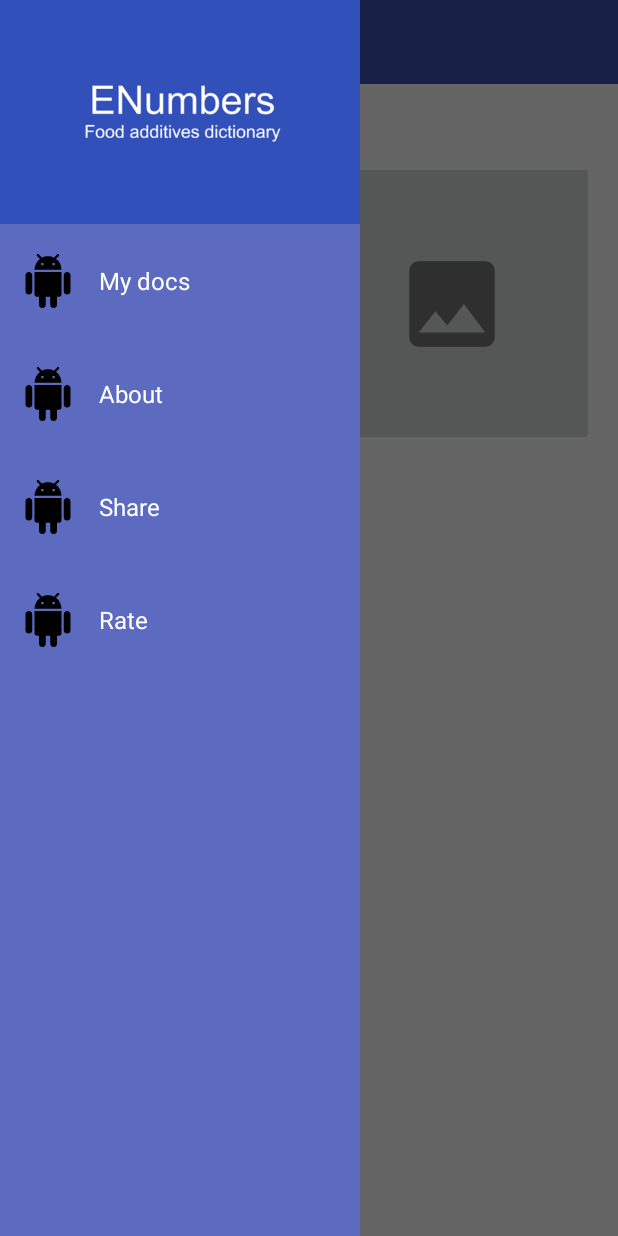
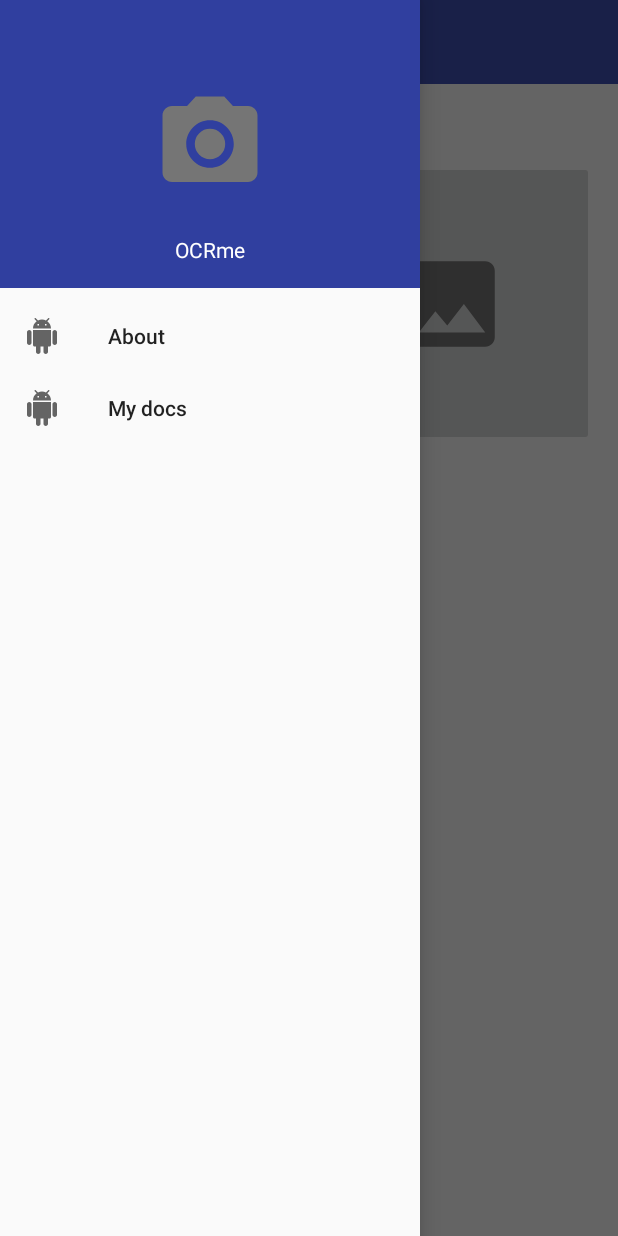
Before and after one commit to chongzi/OCRme, an Android app: the screen it shows after launch (MainActivity), with the side drawer open, on a phone screen of 412 x 824 dp. Run offline under Robolectric (Android 15) with nearby library versions, the phone set to English and light mode, and no system bars.

Commit message:
menu optimized

```diff
--- a/app/build.gradle
+++ b/app/build.gradle
@@ -38,4 +38,5 @@ dependencies {
 
     compile 'com.android.support:appcompat-v7:25.1.0'
     compile 'com.squareup.picasso:picasso:2.5.2'
+    compile "com.android.support:design:25.1.0"
 }
--- a/app/src/main/java/com/ashomok/imagetotext/MainActivity.java
+++ b/app/src/main/java/com/ashomok/imagetotext/MainActivity.java
@@ -5,7 +5,6 @@ import android.app.Activity;
 import android.content.Context;
 import android.content.Intent;
 import android.content.SharedPreferences;
-import android.content.res.Configuration;
 import android.graphics.Paint;
 import android.net.ConnectivityManager;
 import android.net.Uri;
@@ -15,27 +14,22 @@ import android.os.Environment;
 import android.preference.PreferenceManager;
 import android.provider.MediaStore;
 import android.support.annotation.NonNull;
-import android.support.annotation.VisibleForTesting;
+import android.support.design.widget.NavigationView;
 import android.support.v4.content.FileProvider;
+import android.support.v4.view.GravityCompat;
 import android.support.v4.widget.DrawerLayout;
-import android.support.v7.app.ActionBarDrawerToggle;
+import android.support.v7.app.ActionBar;
 import android.support.v7.app.AppCompatActivity;
 import android.support.v7.widget.Toolbar;
 import android.util.Log;
+import android.view.MenuItem;
 import android.view.View;
-import android.widget.AdapterView;
 import android.widget.ImageButton;
 import android.widget.LinearLayout;
-import android.widget.ListView;
-import android.widget.RelativeLayout;
 import android.widget.TextView;
 import android.widget.Toast;
 
 import com.ashomok.imagetotext.language.LanguageActivity;
-import com.ashomok.imagetotext.menu.ItemClickListener;
-import com.ashomok.imagetotext.menu.Menu;
-import com.ashomok.imagetotext.menu.Row;
-import com.ashomok.imagetotext.menu.RowsAdapter;
 import com.ashomok.imagetotext.ocr_task.OCRAnimationActivity;
 import com.ashomok.imagetotext.ocr_task.RecognizeImageAsyncTask;
 import com.ashomok.imagetotext.ocr_task.RecognizeImageAsyncTaskRESTClient;
@@ -45,7 +39,6 @@ import java.io.IOException;
 import java.util.ArrayList;
 import java.util.HashSet;
 import java.util.LinkedHashSet;
-import java.util.List;
 import java.util.Set;
 import java.util.TreeSet;
 
@@ -58,9 +51,7 @@ public class MainActivity extends AppCompatActivity {
     public static final int CAMERA_PERMISSIONS_REQUEST = 4;
 
     public static final String IMAGE_PATH_EXTRA = "image";
-    private ActionBarDrawerToggle toggle;
     private DrawerLayout mDrawerLayout;
-    private ListView mDrawerList;
 
     private String img_path;
     public static final String CHECKED_LANGUAGES = "checked_languages";
@@ -74,7 +65,9 @@ public class MainActivity extends AppCompatActivity {
         super.onCreate(savedInstanceState);
         setContentView(R.layout.activity_main);
 
-        initLeftMenu();
+        setUpToolbar();
+
+        setUpNavigationDrawer();
 
         initImageSourceBtns();
 
@@ -226,39 +219,57 @@ public class MainActivity extends AppCompatActivity {
         });
     }
 
-    private void initLeftMenu() {
+    private void setUpToolbar() {
         Toolbar toolbar = (Toolbar) findViewById(R.id.toolbar);
         setSupportActionBar(toolbar);
+        ActionBar actionBar = getSupportActionBar();
+        if (actionBar != null) {
+            actionBar.setHomeAsUpIndicator(R.drawable.ic_menu);
+            actionBar.setDisplayHomeAsUpEnabled(true);
+        }
+    }
 
-        try {
-            mDrawerLayout = (DrawerLayout) findViewById(R.id.drawer_layout);
-            toggle = new ActionBarDrawerToggle(
-                    this,
-                    mDrawerLayout,
-                    toolbar,
-                    R.string.navigation_drawer_open,
-                    R.string.navigation_drawer_close) {
-            };
+    private void setUpNavigationDrawer()
+    {
+        // Set up the navigation drawer.
+        NavigationView navigationView = (NavigationView) findViewById(R.id.nav_view);
+        if (navigationView != null) {
+            setupDrawerContent(navigationView);
+        }
+    }
 
-            toggle.setDrawerIndicatorEnabled(true);
+    @Override
+    public boolean onOptionsItemSelected(MenuItem item) {
+        switch (item.getItemId()) {
+            case android.R.id.home:
+                // Open the navigation drawer when the home icon is selected from the toolbar.
+                mDrawerLayout.openDrawer(GravityCompat.START);
+                return true;
+        }
+        return super.onOptionsItemSelected(item);
+    }
 
-            if (getSupportActionBar() != null) {
-                getSupportActionBar().setHomeButtonEnabled(true);
-            }
-
-            // Set the drawer toggle as the DrawerListener
-            mDrawerLayout.setDrawerListener(toggle);
-
-            mDrawerList = (ListView) findViewById(R.id.lv_navigation_drawer);
-
-            List<Row> menuItems = Menu.getRows();
-
-            mDrawerList.setAdapter(new RowsAdapter(this, menuItems));
-
-            mDrawerList.setOnItemClickListener(new DrawerItemClickListener(this));
-        } catch (Exception e) {
-            Toast.makeText(getApplicationContext(), e.getMessage(), Toast.LENGTH_LONG).show();
-        }
+    private void setupDrawerContent(NavigationView navigationView) {
+        navigationView.setNavigationItemSelectedListener(
+                new NavigationView.OnNavigationItemSelectedListener() {
+                    @Override
+                    public boolean onNavigationItemSelected(MenuItem menuItem) {
+                        switch (menuItem.getItemId()) {
+                            case R.id.list_navigation_menu_item:
+                                // Do nothing, we're already on that screen
+                                break;
+                            case R.id.statistics_navigation_menu_item:
+                                // TODO: 1/14/17
+                                break;
+                            default:
+                                break;
+                        }
+                        // Close the navigation drawer when an item is selected.
+                        menuItem.setChecked(true);
+                        mDrawerLayout.closeDrawers();
+                        return true;
+                    }
+                });
     }
 
     @Override
@@ -275,45 +286,12 @@ public class MainActivity extends AppCompatActivity {
     }
 
     @Override
-    protected void onPostCreate(Bundle savedInstanceState) {
-        super.onPostCreate(savedInstanceState);
-        // Sync the toggle state after onRestoreInstanceState has occurred.
-        toggle.syncState();
-    }
-
-    @Override
-    public void onConfigurationChanged(Configuration newConfig) {
-        super.onConfigurationChanged(newConfig);
-        toggle.onConfigurationChanged(newConfig);
-    }
-
-    @Override
     public void setTitle(CharSequence title) {
         if (getSupportActionBar() != null) {
             getSupportActionBar().setTitle(title);
         }
     }
 
-    private class DrawerItemClickListener implements ListView.OnItemClickListener {
-
-        private ItemClickListener itemClickListener;
-
-
-        DrawerItemClickListener(Context context) {
-            itemClickListener = new ItemClickListener(context);
-        }
-
-        @Override
-        public void onItemClick(AdapterView parent, View view, int position, long id) {
-
-            itemClickListener.onRowClicked(position);
-
-            // Highlight the selected item, update the title, and close the drawer
-            mDrawerList.setItemChecked(position, true);
-            RelativeLayout layout = (RelativeLayout) findViewById(R.id.menu);
-            mDrawerLayout.closeDrawer(layout);
-        }
-    }
 
     @Override
     public void onRequestPermissionsResult(
@@ -424,8 +402,7 @@ public class MainActivity extends AppCompatActivity {
     }
 
 
-    @VisibleForTesting
-    protected Set<String> obtainSavedLanguages() {
+    private Set<String> obtainSavedLanguages() {
 
         SharedPreferences sharedPref = PreferenceManager.getDefaultSharedPreferences(this);
         Set<String> auto = new HashSet<String>() {{
@@ -435,8 +412,7 @@ public class MainActivity extends AppCompatActivity {
         return checkedLanguagesNames;
     }
 
-    @VisibleForTesting
-    protected void saveLanguages(LinkedHashSet<String> data) {
+   private void saveLanguages(LinkedHashSet<String> data) {
         SharedPreferences preferences = PreferenceManager.getDefaultSharedPreferences(this);
         SharedPreferences.Editor editor = preferences.edit();
         LinkedHashSet<String> checkedLanguages = new LinkedHashSet<>();
--- a/app/src/main/java/com/ashomok/imagetotext/menu/ItemClickListener.java
+++ /dev/null
@@ -1,42 +0,0 @@
-package com.ashomok.imagetotext.menu;
-
-import android.content.ActivityNotFoundException;
-import android.content.Context;
-import android.content.Intent;
-import android.content.res.Resources;
-import android.net.Uri;
-import android.text.Html;
-import android.text.Spanned;
-import android.widget.Toast;
-
-import com.ashomok.imagetotext.R;
-
-
-/**
- * Created by iuliia on 8/8/16.
- */
-public class ItemClickListener {
-    private final Context context;
-
-
-    public ItemClickListener(Context context) {
-        this.context = context;
-    }
-
-    public void onRowClicked(int position) {
-        switch (position) {
-            case 0:
-                //Categories
-//                context.startActivity(
-//                        new Intent(context, CategoriesListActivity.class));
-                break;
-            case 1:
-                //Search by name
-//                context.startActivity(
-//                        new Intent(context, SearchByNamesActivity.class));
-                break;
-            default:
-                break;
-        }
-    }
-}
--- a/app/src/main/java/com/ashomok/imagetotext/menu/Menu.java
+++ /dev/null
@@ -1,23 +0,0 @@
-package com.ashomok.imagetotext.menu;
-
-
-import com.ashomok.imagetotext.R;
-
-import java.util.ArrayList;
-import java.util.List;
-
-/**
- * Created by iuliia on 8/8/16.
- */
-public class Menu {
-
-    public static List<Row> getRows()
-   {
-       List<Row> menuItems = new ArrayList<>();
-       menuItems.add(new Row(R.drawable.ic_android_black_24dp, R.string.my_docs));
-       menuItems.add(new Row(R.drawable.ic_android_black_24dp, R.string.about));
-       menuItems.add(new Row(R.drawable.ic_android_black_24dp, R.string.share));
-       menuItems.add(new Row(R.drawable.ic_android_black_24dp, R.string.rate));
-       return menuItems;
-   }
-}
--- a/app/src/main/java/com/ashomok/imagetotext/menu/Row.java
+++ /dev/null
@@ -1,22 +0,0 @@
-package com.ashomok.imagetotext.menu;
-
-/**
- * Created by iuliia on 8/8/16.
- */
-public class Row {
-    private int icon;
-    private int text;
-
-    int getIconResourceID() {
-        return icon;
-    }
-
-    int getTextResourceID() {
-        return text;
-    }
-
-    public Row(int icon, int text) {
-        this.icon = icon;
-        this.text = text;
-    }
-}
--- a/app/src/main/java/com/ashomok/imagetotext/menu/RowsAdapter.java
+++ /dev/null
@@ -1,53 +0,0 @@
-package com.ashomok.imagetotext.menu;
-
-import android.content.Context;
-import android.graphics.drawable.Drawable;
-import android.os.Build;
-import android.view.LayoutInflater;
-import android.view.View;
-import android.view.ViewGroup;
-import android.widget.ArrayAdapter;
-import android.widget.ImageView;
-import android.widget.TextView;
-
-import com.ashomok.imagetotext.R;
-
-import java.util.List;
-
-/**
- * Created by iuliia on 8/8/16.
- */
-public class RowsAdapter extends ArrayAdapter<Row> {
-
-
-
-    public RowsAdapter(Context context, List<Row> objects) {
-        super(context, 0, objects);
-    }
-
-    @Override
-    public View getView(int position, View convertView, ViewGroup parent) {
-        // Get the data item for this position
-        Row row = getItem(position);
-        // Check if an existing view is being reused, otherwise inflate the view
-        if (convertView == null) {
-            convertView = LayoutInflater.from(getContext()).inflate(R.layout.menu_row, parent, false);
-        }
-        // Lookup view for data population
-        TextView text = (TextView) convertView.findViewById(R.id.text);
-        ImageView image = (ImageView) convertView.findViewById(R.id.image);
-        // Populate the data into the template view using the data object
-        text.setText(getContext().getResources().getString(row.getTextResourceID()));
-        image.setImageDrawable(getDrawable(row.getIconResourceID()));
-        // Return the completed view to render on screen
-        return convertView;
-    }
-
-    private Drawable getDrawable(int id) {
-        if (Build.VERSION.SDK_INT >= Build.VERSION_CODES.LOLLIPOP) {
-            return getContext().getResources().getDrawable(id, getContext().getTheme());
-        } else {
-            return getContext().getResources().getDrawable(id);
-        }
-    }
-}
--- /dev/null
+++ b/app/src/main/res/drawable/ic_menu.xml
@@ -0,0 +1,9 @@
+<vector xmlns:android="http://schemas.android.com/apk/res/android"
+    android:width="24dp"
+    android:height="24dp"
+    android:viewportWidth="24.0"
+    android:viewportHeight="24.0">
+    <path
+        android:fillColor="#FFFFFFFF"
+        android:pathData="M3,18h18v-2H3v2zm0,-5h18v-2H3v2zm0,-7v2h18V6H3z" />
+</vector>
--- a/app/src/main/res/layout/activity_main.xml
+++ b/app/src/main/res/layout/activity_main.xml
@@ -1,15 +1,18 @@
 <?xml version="1.0" encoding="utf-8"?>
 <android.support.v4.widget.DrawerLayout xmlns:android="http://schemas.android.com/apk/res/android"
     xmlns:tools="http://schemas.android.com/tools"
+    xmlns:app="http://schemas.android.com/apk/res-auto"
     android:id="@+id/drawer_layout"
     android:layout_width="match_parent"
     android:layout_height="match_parent"
-    tools:context=".MainActivity">
+    tools:context=".MainActivity"
+    tools:openDrawer="start">
 
     <RelativeLayout
         android:layout_width="match_parent"
         android:layout_height="match_parent">
 
+        <!--read more about AppBarLayout and may be add it here-->
         <include
             android:id="@+id/toolbar"
             layout="@layout/toolbar"
@@ -74,29 +77,40 @@
         </RelativeLayout>
     </RelativeLayout>
 
-    <RelativeLayout
-        android:id="@+id/menu"
-        android:layout_width="240dp"
+    <!-- Navigation Drawer -->
+    <android.support.design.widget.NavigationView
+        android:id="@+id/nav_view"
+        android:layout_width="wrap_content"
         android:layout_height="match_parent"
-        android:layout_gravity="start">
+        android:layout_gravity="start"
+        android:fitsSystemWindows="true"
+        app:headerLayout="@layout/nav_header"
+        app:menu="@menu/drawer_actions" />
 
-        <ImageView
-            android:id="@+id/image_menu"
-            android:layout_width="260dp"
-            android:layout_height="150dp"
-            android:layout_gravity="start"
-            android:src="@drawable/menu_header" />
-        <!--a ListView for the navigation drawer-->
-        <ListView
-            android:id="@+id/lv_navigation_drawer"
-            android:layout_width="240dp"
-            android:layout_height="match_parent"
-            android:layout_alignParentBottom="true"
-            android:layout_gravity="start"
-            android:layout_marginTop="149dp"
-            android:background="@color/light_blue"
-            android:choiceMode="singleChoice"
-            android:divider="@android:color/transparent"
-            android:dividerHeight="0dp" />
-    </RelativeLayout>
+
+    <!--<RelativeLayout-->
+        <!--android:id="@+id/menu"-->
+        <!--android:layout_width="240dp"-->
+        <!--android:layout_height="match_parent"-->
+        <!--android:layout_gravity="start">-->
+
+        <!--<ImageView-->
+            <!--android:id="@+id/image_menu"-->
+            <!--android:layout_width="260dp"-->
+            <!--android:layout_height="150dp"-->
+            <!--android:layout_gravity="start"-->
+            <!--android:src="@drawable/menu_header" />-->
+        <!--&lt;!&ndash;a ListView for the navigation drawer&ndash;&gt;-->
+        <!--<ListView-->
+            <!--android:id="@+id/lv_navigation_drawer"-->
+            <!--android:layout_width="240dp"-->
+            <!--android:layout_height="match_parent"-->
+            <!--android:layout_alignParentBottom="true"-->
+            <!--android:layout_gravity="start"-->
+            <!--android:layout_marginTop="149dp"-->
+            <!--android:background="@color/light_blue"-->
+            <!--android:choiceMode="singleChoice"-->
+            <!--android:divider="@android:color/transparent"-->
+            <!--android:dividerHeight="0dp" />-->
+    <!--</RelativeLayout>-->
 </android.support.v4.widget.DrawerLayout>
--- /dev/null
+++ b/app/src/main/res/layout/nav_header.xml
@@ -0,0 +1,25 @@
+<?xml version="1.0" encoding="utf-8"?>
+
+<FrameLayout xmlns:android="http://schemas.android.com/apk/res/android"
+    android:layout_width="match_parent"
+    android:layout_height="192dp"
+    android:background="?attr/colorPrimaryDark"
+    android:gravity="bottom"
+    android:orientation="vertical"
+    android:padding="16dp"
+    android:theme="@style/ThemeOverlay.AppCompat.Dark">
+
+    <ImageView
+        android:layout_width="100dp"
+        android:layout_height="wrap_content"
+        android:layout_gravity="center"
+        android:src="@drawable/ic_camera" />
+
+    <TextView
+        android:layout_width="wrap_content"
+        android:layout_height="wrap_content"
+        android:layout_gravity="bottom|center_horizontal"
+        android:text="@string/app_name"
+        android:textAppearance="@style/TextAppearance.AppCompat.Body1" />
+
+</FrameLayout>
--- /dev/null
+++ b/app/src/main/res/menu/drawer_actions.xml
@@ -0,0 +1,27 @@
+<?xml version="1.0" encoding="utf-8"?><!--
+  ~ Copyright (C) 2015 The Android Open Source Project
+  ~
+  ~ Licensed under the Apache License, Version 2.0 (the "License");
+  ~ you may not use this file except in compliance with the License.
+  ~ You may obtain a copy of the License at
+  ~
+  ~      http://www.apache.org/licenses/LICENSE-2.0
+  ~
+  ~ Unless required by applicable law or agreed to in writing, software
+  ~ distributed under the License is distributed on an "AS IS" BASIS,
+  ~ WITHOUT WARRANTIES OR CONDITIONS OF ANY KIND, either express or implied.
+  ~ See the License for the specific language governing permissions and
+  ~ limitations under the License.
+  -->
+
+<menu xmlns:android="http://schemas.android.com/apk/res/android">
+
+    <item
+        android:id="@+id/list_navigation_menu_item"
+        android:icon="@drawable/ic_android_black_24dp"
+        android:title="@string/about" />
+    <item
+        android:id="@+id/statistics_navigation_menu_item"
+        android:icon="@drawable/ic_android_black_24dp"
+        android:title="@string/my_docs" />
+</menu>
```
